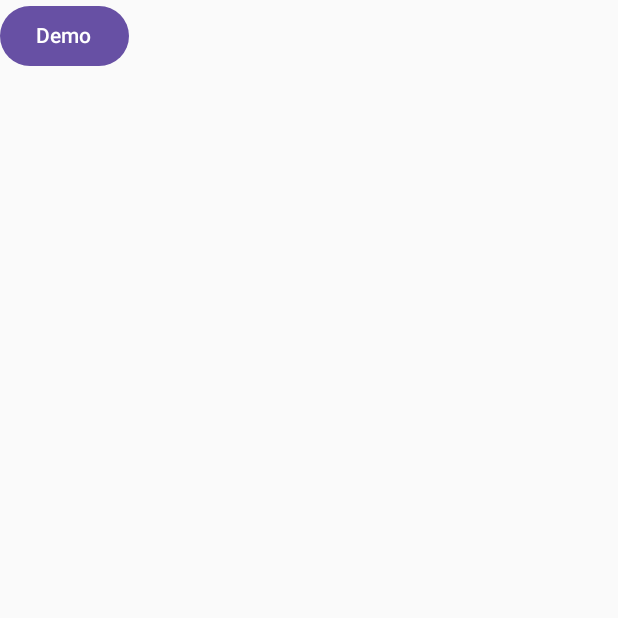
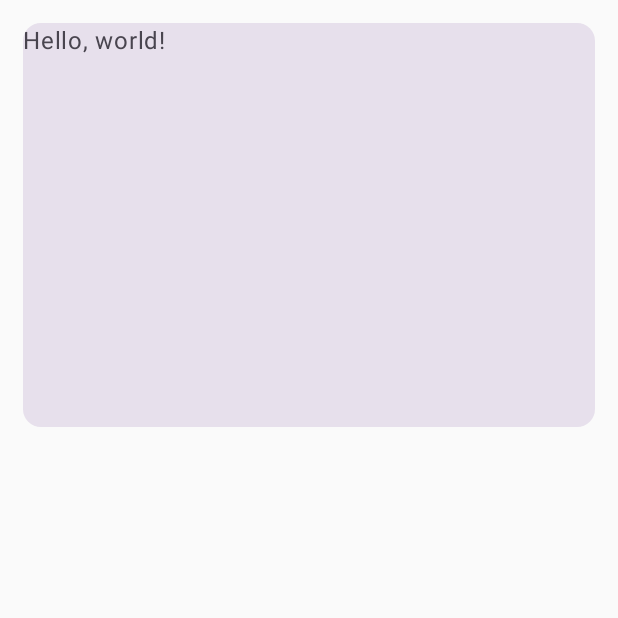
Before and after one commit to Paulasalvo/FeriaSpot, an Android app built with Jetpack Compose: the screen it shows after launch (MainActivity), on a phone screen of 412 x 824 dp, the top half of it. Run offline under Robolectric (Android 15) with nearby library versions, the phone set to English and light mode, and no system bars.

Commit message:
Add Color Scheme

```diff
--- a/app/src/main/java/com/namkuzo/feriaspot/MainActivity.kt
+++ b/app/src/main/java/com/namkuzo/feriaspot/MainActivity.kt
@@ -11,6 +11,7 @@ import androidx.compose.material3.Text
 import androidx.compose.runtime.Composable
 import androidx.compose.ui.Modifier
 import androidx.compose.ui.tooling.preview.Preview
+import com.namkuzo.feriaspot.home.FeriaCard
 import com.namkuzo.feriaspot.ui.theme.FeriaSpotTheme
 
 class MainActivity : ComponentActivity() {
@@ -18,11 +19,8 @@ class MainActivity : ComponentActivity() {
         super.onCreate(savedInstanceState)
         setContent {
             FeriaSpotTheme {
-                // A surface container using the 'background' color from the theme
-                Button(onClick = { /*TODO*/ }) {
-                    Text(text = "Demo")
+                FeriaCard()
                 }
             }
         }
     }
-}
--- a/app/src/main/java/com/namkuzo/feriaspot/home/Home.kt
+++ b/app/src/main/java/com/namkuzo/feriaspot/home/Home.kt
@@ -1,8 +1,46 @@
 package com.namkuzo.feriaspot.home
 
+import androidx.compose.foundation.layout.fillMaxSize
+import androidx.compose.foundation.layout.fillMaxWidth
+import androidx.compose.foundation.layout.height
+import androidx.compose.foundation.layout.padding
+import androidx.compose.foundation.layout.size
+import androidx.compose.material3.Card
+import androidx.compose.material3.CardDefaults
+import androidx.compose.material3.MaterialTheme
+import androidx.compose.material3.Text
 import androidx.compose.runtime.Composable
+import androidx.compose.ui.Modifier
+import androidx.compose.ui.tooling.preview.Preview
+import androidx.compose.ui.unit.dp
+import com.namkuzo.feriaspot.ui.theme.FeriaSpotTheme
 
 @Composable
 fun Home(){
 
 }
+
+@Composable
+fun FeriaCard() {
+    Card(
+        colors = CardDefaults.cardColors(
+            containerColor = MaterialTheme.colorScheme.surfaceVariant,
+        ),
+        modifier = Modifier
+            .fillMaxWidth()
+            .height(300.dp)
+            .padding(15.dp)
+    ) {
+        Text(text = "Hello, world!")
+    }
+}
+
+
+
+@Preview
+@Composable
+fun FeriaCardPreview(){
+    FeriaSpotTheme {
+        FeriaCard()
+    }
+}
```
